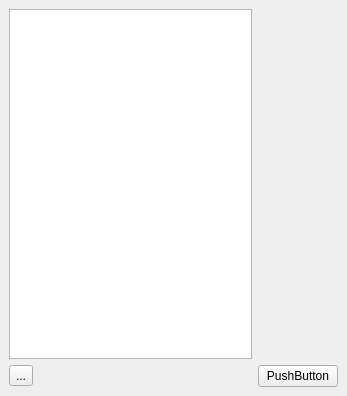
This is Hxl/hxl_dockwidget_base.ui in rodekruis/hxl-qgis-plugin as Qt 5 draws it before an edit. The edited form follows.
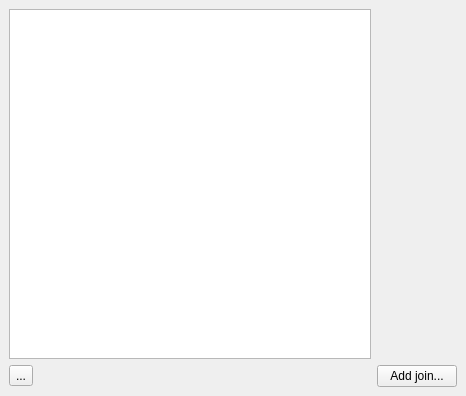
This is the edited form.

Commit message: add join dialog

The edit to the form file:
```diff
--- a/Hxl/hxl_dockwidget_base.ui
+++ b/Hxl/hxl_dockwidget_base.ui
@@ -6,7 +6,7 @@
    <rect>
     <x>0</x>
     <y>0</y>
-    <width>347</width>
+    <width>466</width>
     <height>396</height>
    </rect>
   </property>
@@ -28,7 +28,7 @@
     <item row="1" column="1">
      <widget class="QPushButton" name="pushButton">
       <property name="text">
-       <string>PushButton</string>
+       <string>Add join...</string>
       </property>
      </widget>
     </item>
```
Left out of the diff: 8 changed lines with no effect on the pictures. The commit also changes 5 other files.
